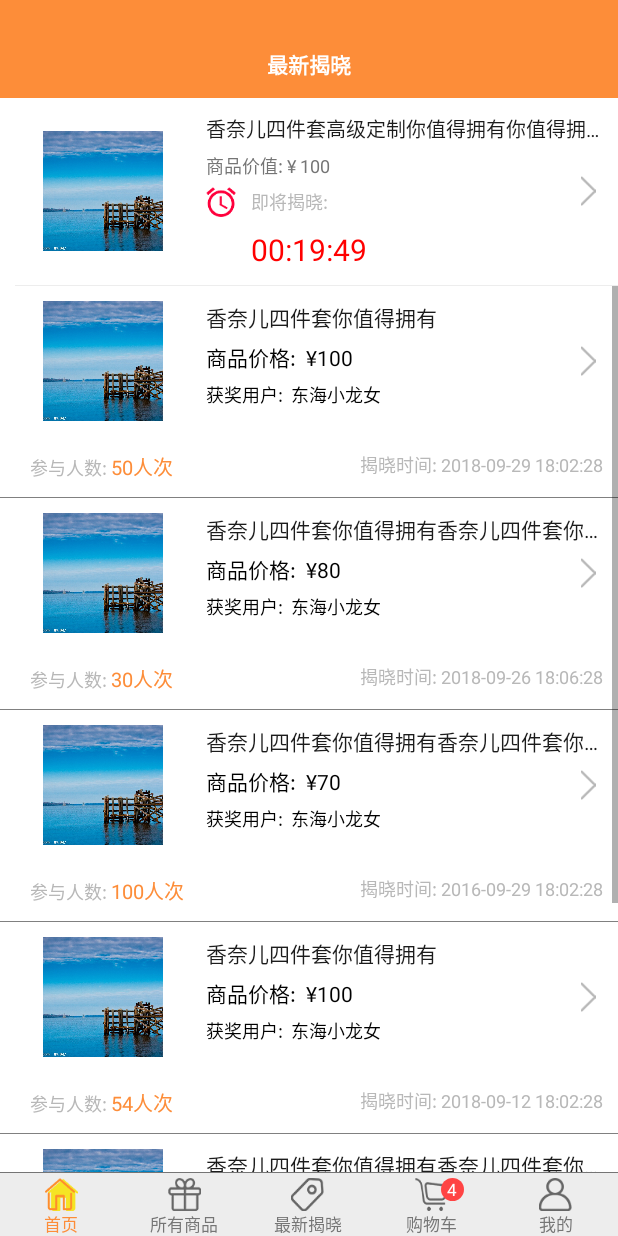
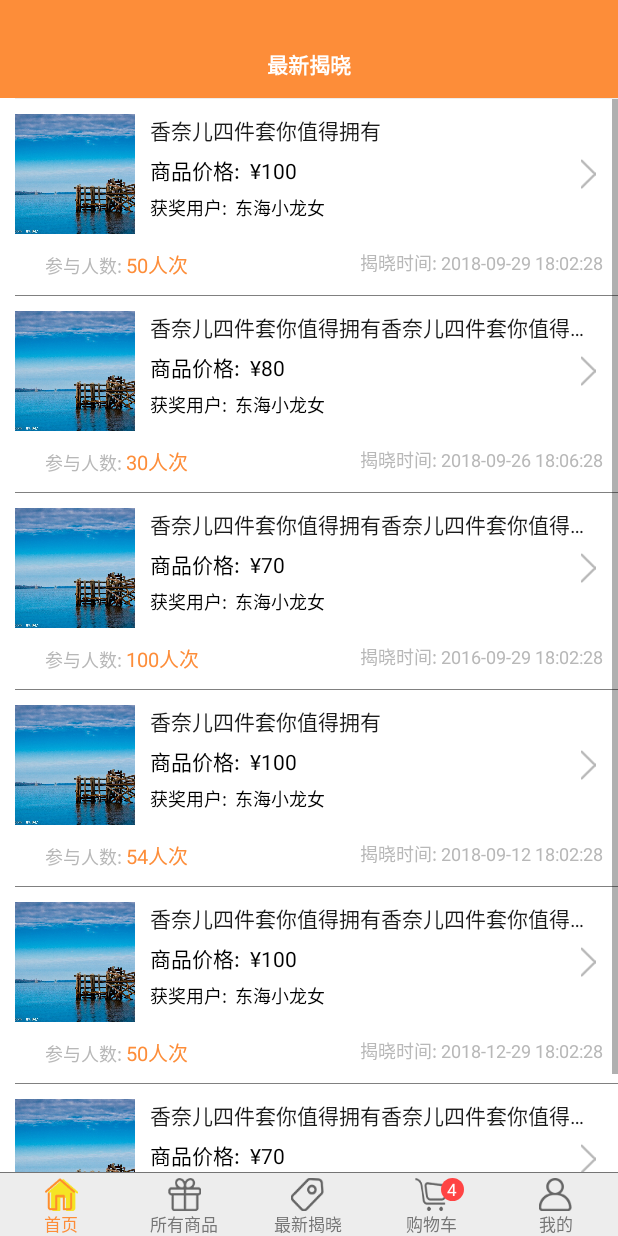
Before and after one commit to Ryxz/zhongbao, an Android app: the fragment LatestFragment placed in its activity, on a phone screen of 412 x 824 dp. Run offline under Robolectric (Android 15) with nearby library versions, the phone set to English and light mode, and no system bars.

Commit message:
UI小改动

```diff
--- a/app/src/main/res/layout/adapter_latest.xml
+++ b/app/src/main/res/layout/adapter_latest.xml
@@ -12,8 +12,8 @@
         android:orientation="horizontal">
 
         <RelativeLayout
-            android:layout_width="0dp"
-            android:layout_weight="1"
+            android:layout_marginRight="10dp"
+            android:layout_width="wrap_content"
             android:layout_height="match_parent">
 
             <ImageView
@@ -94,8 +94,7 @@
     <RelativeLayout
         android:layout_marginBottom="10dp"
         android:layout_width="match_parent"
-        android:layout_height="wrap_content"
-        android:layout_marginTop="10dp">
+        android:layout_height="wrap_content">
 
         <LinearLayout
             android:layout_marginLeft="20dp"
--- a/app/src/main/res/layout/fragment_lateast.xml
+++ b/app/src/main/res/layout/fragment_lateast.xml
@@ -24,6 +24,7 @@
     </RelativeLayout>
 
     <LinearLayout
+        android:visibility="gone"
         android:id="@+id/top_lineaer"
         android:layout_width="match_parent"
         android:layout_height="wrap_content"
@@ -132,6 +133,7 @@
     <ListView
         android:id="@+id/latest_list"
         android:layout_width="match_parent"
+        android:layout_marginLeft="10dp"
         android:divider="@color/text_hint_color"
         android:layout_height="match_parent"/>
 </LinearLayout>
--- a/build.gradle
+++ b/build.gradle
@@ -7,7 +7,7 @@ buildscript {
         jcenter()
     }
     dependencies {
-        classpath 'com.android.tools.build:gradle:3.2.0-alpha11'
+        classpath 'com.android.tools.build:gradle:3.2.0'
 
 
         // NOTE: Do not place your application dependencies here; they belong
```
Also changed, not shown: app/src/main/res/layout/adapter_shop_car_item.xml (+3 -4 lines).
